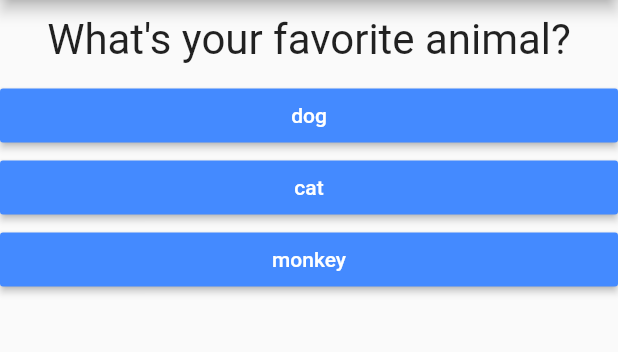
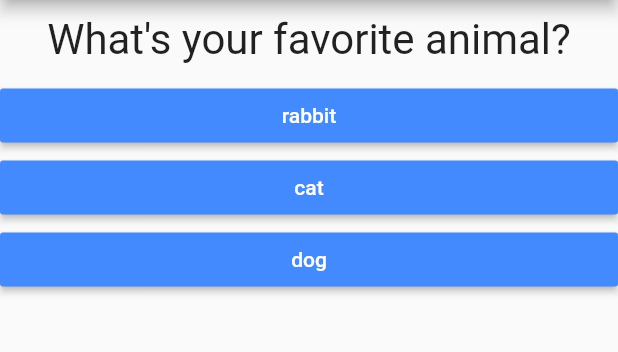
Before and after one commit to andiausrust/flutter-basics, a Flutter app: the screen it shows after launch, after a tap on "black", on a phone screen of 412 x 824 dp, the part 84-436 px from its top. Run offline on Flutter 3.47's test engine with Material 2 defaults, Android fonts, the phone set to English and light mode, and no system bars; our stand-ins replace logger.

Commit message:
final brush

```diff
--- a/lib/main.dart
+++ b/lib/main.dart
@@ -1,6 +1,6 @@
 import 'package:flutter/material.dart';
-import 'question.dart';
-import 'answer.dart';
+import 'quizz.dart';
+import 'result.dart';
 
 // void main() {
 //   runApp(MyApp());
@@ -17,47 +17,67 @@ class MyApp extends StatefulWidget {
 }
 
 class _MyAppState extends State<MyApp> {
+  final _questions = [
+    {
+      'questionText': 'What\'s your favorite color?',
+      'answers': [
+        {'text': 'black', "score": 10},
+        {'text': 'red', "score": 5},
+        {'text': 'green', "score": 2},
+      ]
+    },
+    {
+      'questionText': 'What\'s your favorite animal?',
+      'answers': [
+        {'text': 'rabbit', "score": 10},
+        {'text': 'cat', "score": 5},
+        {'text': 'dog', "score": 2},
+      ]
+    },
+    {
+      'questionText': 'Who\'s your favorite instructor?',
+      'answers': [
+        {'text': 'max', "score": 10},
+        {'text': 'andi', "score": 5},
+        {'text': 'john', "score": 2},
+      ]
+    },
+  ];
+
+  var _totalScore = 0;
   var _questionIndex = 0;
 
-  void _answerQuestion() {
+  void _answerQuestion(int score) {
+    _totalScore = _totalScore += _totalScore;
     setState(() {
       _questionIndex = _questionIndex + 1;
     });
     print(_questionIndex);
+    if (_questionIndex < _questions.length) {
+      print('we have more questions');
+    }
+  }
+
+  void _reset() {
+    setState(() {
+      _totalScore = 0;
+    });
   }
 
   @override
   Widget build(BuildContext context) {
-    var questions = [
-      {
-        'questionText': 'What\'s your favorite color?',
-        'answers': ['black', 'red', 'green']
-      },
-      {
-        'questionText': 'What\'s your favorite animal?',
-        'answers': ['dog', 'cat', 'monkey']
-      },
-      {
-        'questionText': 'Who\'s your favorite instructor?',
-        'answers': ['max', 'andi', 'monkey']
-      },
-    ];
     return MaterialApp(
       home: Scaffold(
         appBar: AppBar(
           title: Text('My First App'),
         ),
-        body: Column(
-          children: [
-            Question(
-              questions[_questionIndex]['questionText'],
-            ),
-            ...(questions[_questionIndex]['answers'] as List<String>)
-                .map((answer) {
-              return Answer(_answerQuestion, answer);
-            }).toList()
-          ],
-        ),
+        body: _questionIndex < _questions.length
+            ? Quizz(
+                questionAnswers: _answerQuestion,
+                questionIndex: _questionIndex,
+                questions: _questions,
+              )
+            : Result(_totalScore, _reset),
       ),
     );
   }
--- /dev/null
+++ b/lib/quizz.dart
@@ -0,0 +1,33 @@
+import 'package:flutter/material.dart';
+import 'question.dart';
+import 'answer.dart';
+import 'package:logger/logger.dart';
+
+class Quizz extends StatelessWidget {
+  final Function questionAnswers;
+  final int questionIndex;
+  final List<Map<String, Object>> questions;
+
+  Quizz({this.questionAnswers, this.questions, this.questionIndex});
+
+  @override
+  Widget build(BuildContext context) {
+    final logger = Logger();
+    logger.v('You don\'t always want to see all of these');
+    logger.d('Logs a debug message');
+    logger.i('Public Function called');
+    logger.w('This might become a problem');
+    logger.e('Something has happened');
+    return Column(
+      children: [
+        Question(
+          questions[questionIndex]['questionText'],
+        ),
+        ...(questions[questionIndex]['answers'] as List<Map<String, Object>>)
+            .map((answer) {
+          return Answer(() => questionAnswers(answer['score']), answer['text']);
+        }).toList()
+      ],
+    );
+  }
+}
--- a/pubspec.yaml
+++ b/pubspec.yaml
@@ -19,6 +19,7 @@ environment:
 dependencies:
   flutter:
     sdk: flutter
+  logger: ^0.6.0
 
   # The following adds the Cupertino Icons font to your application.
   # Use with the CupertinoIcons class for iOS style icons.
```
Also changed, not shown: lib/result.dart (added, +39 -0 lines), pubspec.lock.
